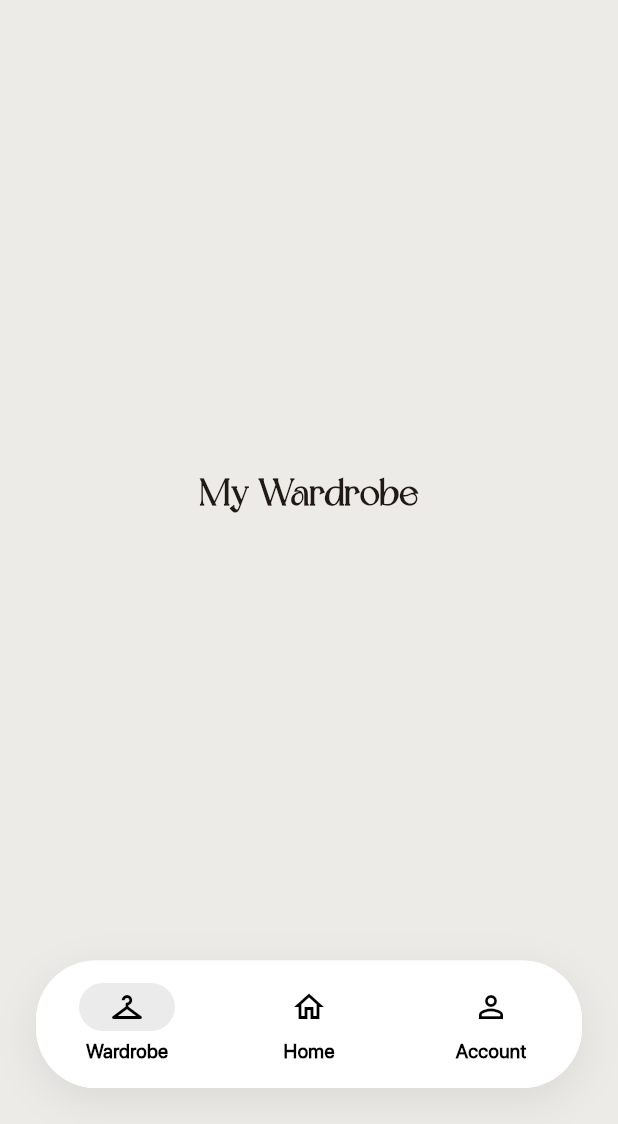
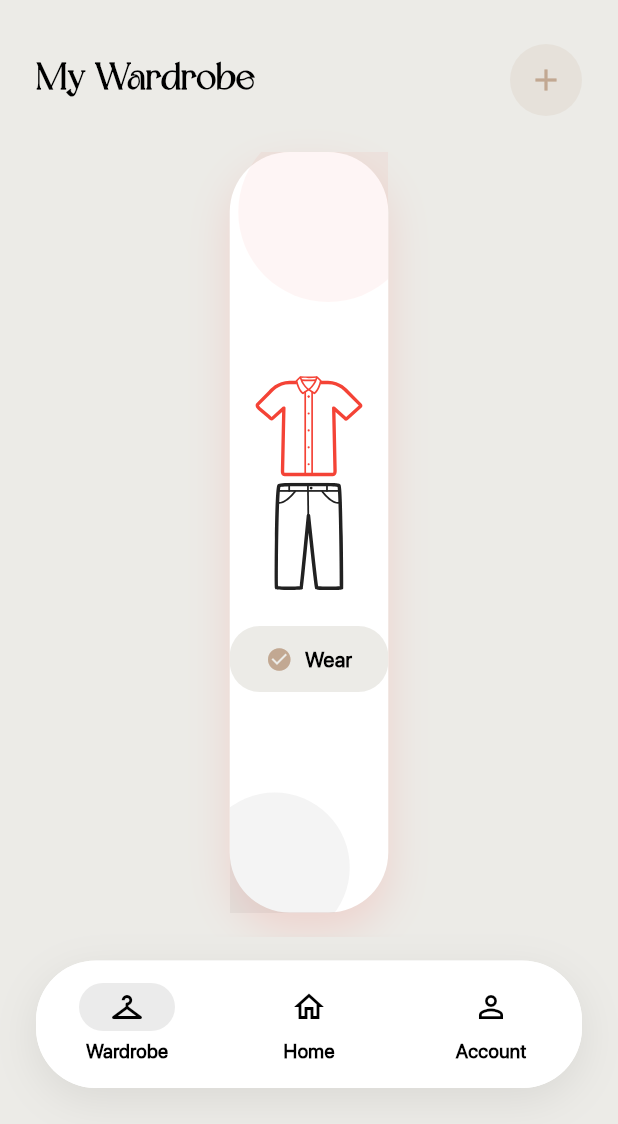
Before and after one commit to suupreme/swaggyy, a Flutter app: the screen it shows after launch, on a phone screen of 412 x 824 dp, the part 112-1236 px from its top. Run offline on Flutter 3.47's test engine with Material 3 defaults, Android fonts, the phone set to English and light mode, and no system bars; drawn by our look-alikes of carousel_slider; our stand-ins replace flutter_svg, google_fonts, material_symbols_icons.

Commit message:
make wardrobe screen. add cards and carousel. add svg files

```diff
--- a/client/lib/main.dart
+++ b/client/lib/main.dart
@@ -1,8 +1,10 @@
 import 'package:flutter/material.dart';
 import 'theme/app_colors.dart';
 import 'screens/ootd_screen.dart';
+import 'screens/wardrobe_screen.dart';
 import 'package:google_fonts/google_fonts.dart';
 import 'package:material_symbols_icons/material_symbols_icons.dart';
+import 'package:flutter_svg/flutter_svg.dart';
 
 void main() {
   runApp(const SwaggyyApp());
@@ -42,16 +44,7 @@ class _HomeScreenState extends State<HomeScreen> {
 
   // The content for each of the three tabs
   static const List<Widget> _pages = <Widget>[
-    Center(
-      child: Text(
-        'My Wardrobe',
-        style: TextStyle(
-          fontFamily: 'Dream-Avenue',
-          fontSize: 24,
-          fontWeight: FontWeight.bold,
-        ),
-      ),
-    ),
+    WardrobeScreen(),
     OotdScreen(),
     Center(
       child: Text(
@@ -170,10 +163,10 @@ class _HomeScreenState extends State<HomeScreen> {
             borderRadius: BorderRadius.circular(40),
             child: NavigationBarTheme(
               data: NavigationBarThemeData(
-                iconTheme: MaterialStateProperty.all(
+                iconTheme: WidgetStateProperty.all(
                   const IconThemeData(color: AppColors.textPrimary),
                 ),
-                labelTextStyle: MaterialStateProperty.all(
+                labelTextStyle: WidgetStateProperty.all(
                   const TextStyle(
                     fontFamily: 'SF',
                     fontSize: 13,
--- a/client/lib/screens/ootd_screen.dart
+++ b/client/lib/screens/ootd_screen.dart
@@ -1,6 +1,6 @@
 import 'package:flutter/material.dart';
 import '../theme/app_colors.dart';
-import 'package:google_fonts/google_fonts.dart';
+import 'package:flutter_svg/flutter_svg.dart';
 
 class OotdScreen extends StatefulWidget {
   const OotdScreen({super.key});
--- /dev/null
+++ b/client/lib/screens/wardrobe_screen.dart
@@ -0,0 +1,271 @@
+import 'package:flutter/material.dart';
+import '../widgets/tinted_silhouette.dart';
+import '../theme/app_colors.dart';
+import 'package:carousel_slider/carousel_slider.dart';
+
+// Port 1: A data model representing the outfit.
+// Coworkers can replace this or map their backend data to it.
+class OutfitModel {
+  final int shirtR;
+  final int shirtG;
+  final int shirtB;
+  final int pantsR;
+  final int pantsG;
+  final int pantsB;
+
+  const OutfitModel({
+    required this.shirtR,
+    required this.shirtG,
+    required this.shirtB,
+    required this.pantsR,
+    required this.pantsG,
+    required this.pantsB,
+  });
+
+  Color get shirtColor => Color.fromRGBO(shirtR, shirtG, shirtB, 1.0);
+  Color get pantsColor => Color.fromRGBO(pantsR, pantsG, pantsB, 1.0);
+}
+
+class WardrobeScreen extends StatefulWidget {
+  // Port 2: Pass down the data from a parent or state manager here.
+  // Set to null to show dummy data, or an empty list [] to show the empty state.
+  final List<OutfitModel>? outfits;
+
+  // Port 3: A callback triggered when the user wants to fetch data manually, or when screen loads.
+  final VoidCallback? onFetchData;
+
+  const WardrobeScreen({super.key, this.outfits, this.onFetchData});
+
+  @override
+  State<WardrobeScreen> createState() => _WardrobeScreenState();
+}
+
+class _WardrobeScreenState extends State<WardrobeScreen> {
+  // Dummy values for MVP until backend is connected.
+  final List<OutfitModel> _dummyData = [
+    const OutfitModel(
+      shirtR: 244,
+      shirtG: 67,
+      shirtB: 54,
+      pantsR: 33,
+      pantsG: 33,
+      pantsB: 33,
+    ), // Red top, dark pants
+    const OutfitModel(
+      shirtR: 100,
+      shirtG: 181,
+      shirtB: 246,
+      pantsR: 238,
+      pantsG: 238,
+      pantsB: 238,
+    ), // Light blue top, white pants
+    const OutfitModel(
+      shirtR: 76,
+      shirtG: 175,
+      shirtB: 80,
+      pantsR: 121,
+      pantsG: 85,
+      pantsB: 72,
+    ), // Green top, brown pants
+    const OutfitModel(
+      shirtR: 255,
+      shirtG: 193,
+      shirtB: 7,
+      pantsR: 21,
+      pantsG: 101,
+      pantsB: 192,
+    ), // Yellow top, blue pants
+  ];
+
+  @override
+  void initState() {
+    super.initState();
+
+    // Call Port 3 gracefully if needed
+    if (widget.onFetchData != null) {
+      widget.onFetchData!();
+    }
+  }
+
+  @override
+  void dispose() {
+    super.dispose();
+  }
+
+  @override
+  Widget build(BuildContext context) {
+    // If widget.outfits is explicitly [], display empty state.
+    // Otherwise fallback to dummy data for demonstration.
+    final items = widget.outfits ?? _dummyData;
+
+    if (items.isEmpty) {
+      return Center(
+        child: Column(
+          mainAxisAlignment: MainAxisAlignment.center,
+          children: [
+            Icon(
+              Icons.checkroom_rounded,
+              size: 80,
+              color: Colors.grey.shade400,
+            ),
+            const SizedBox(height: 16),
+            Text(
+              "No outfits saved yet.\nConnect to back-end to load wardrobe!",
+              textAlign: TextAlign.center,
+              style: TextStyle(
+                fontFamily: 'SF',
+                fontSize: 16,
+                fontWeight: FontWeight.w500,
+                color: Colors.grey.shade600,
+              ),
+            ),
+          ],
+        ),
+      );
+    }
+
+    return Column(
+      crossAxisAlignment: CrossAxisAlignment.stretch,
+      children: [
+        Padding(
+          padding: const EdgeInsets.symmetric(horizontal: 24.0, vertical: 8.0),
+          child: Row(
+            mainAxisAlignment: MainAxisAlignment.spaceBetween,
+            children: [
+              const Text(
+                "My Wardrobe",
+                style: TextStyle(
+                  fontFamily: 'Dream-Avenue',
+                  fontSize: 24,
+                  fontWeight: FontWeight.bold,
+                  color: AppColors.textPrimary,
+                ),
+              ),
+              Container(
+                decoration: BoxDecoration(
+                  color: AppColors.primary.withOpacity(0.15),
+                  shape: BoxShape.circle,
+                ),
+                child: IconButton(
+                  icon: const Icon(Icons.add, color: AppColors.primary),
+                  onPressed: () {
+                    // Future backend port: Add outfit
+                  },
+                ),
+              ),
+            ],
+          ),
+        ),
+        Expanded(
+          child: CarouselSlider.builder(
+            itemCount: items.length,
+            options: CarouselOptions(
+              height: double.infinity,
+              viewportFraction: 0.85,
+              enlargeCenterPage: true,
+              autoPlay: true,
+              autoPlayInterval: const Duration(seconds: 4),
+              autoPlayCurve: Curves.fastOutSlowIn,
+            ),
+            itemBuilder: (context, index, realIndex) {
+              return _buildWardrobeCard(items[index], index);
+            },
+          ),
+        ),
+        const SizedBox(height: 16),
+      ],
+    );
+  }
+
+  Widget _buildWardrobeCard(OutfitModel outfit, int index) {
+    return Container(
+      margin: const EdgeInsets.symmetric(vertical: 16.0),
+      decoration: BoxDecoration(
+        color: Colors.white,
+        borderRadius: BorderRadius.circular(40),
+        boxShadow: [
+          BoxShadow(
+            color: outfit.shirtColor.withOpacity(0.15),
+            blurRadius: 24,
+            offset: const Offset(0, 12),
+          ),
+        ],
+      ),
+      child: Stack(
+        alignment: Alignment.center,
+        children: [
+          // Background subtle decoration
+          Positioned(
+            top: -20,
+            right: -20,
+            child: CircleAvatar(
+              radius: 60,
+              backgroundColor: outfit.shirtColor.withOpacity(0.05),
+            ),
+          ),
+          Positioned(
+            bottom: -20,
+            left: -20,
+            child: CircleAvatar(
+              radius: 50,
+              backgroundColor: outfit.pantsColor.withOpacity(0.05),
+            ),
+          ),
+          // Content
+          Column(
+            mainAxisAlignment: MainAxisAlignment.center,
+            children: [
+              TintedSilhouette(
+                shirtColor: outfit.shirtColor,
+                pantsColor: outfit.pantsColor,
+                size: 130, // Reduced size further to fully prevent overflow on small vertical constraints
+              ),
+              const SizedBox(height: 24),
+              GestureDetector(
+                onTap: () {
+                  setState(() {
+                    if (widget.outfits != null) {
+                      widget.outfits!.removeAt(index);
+                    } else {
+                      _dummyData.removeAt(index);
+                    }
+                  });
+                },
+                child: Container(
+                  padding: const EdgeInsets.symmetric(
+                    horizontal: 24,
+                    vertical: 12,
+                  ),
+                  decoration: BoxDecoration(
+                    color: AppColors.background,
+                    borderRadius: BorderRadius.circular(20),
+                  ),
+                  child: const Row(
+                    mainAxisSize: MainAxisSize.min,
+                    children: [
+                      Icon(
+                        Icons.check_circle,
+                        size: 18,
+                        color: AppColors.primary,
+                      ),
+                      SizedBox(width: 8),
+                      Text(
+                        'Wear',
+                        style: TextStyle(
+                          fontFamily: 'SF',
+                          fontSize: 14,
+                          fontWeight: FontWeight.w700,
+                          color: AppColors.textPrimary,
+                        ),
+                      ),
+                    ],
+                  ),
+                ),
+              ),
+            ],
+          ),
+        ],
+      ),
+    );
+  }
+}
--- /dev/null
+++ b/client/lib/widgets/tinted_silhouette.dart
@@ -0,0 +1,44 @@
+import 'package:flutter/material.dart';
+import 'package:flutter_svg/flutter_svg.dart';
+
+class TintedSilhouette extends StatelessWidget {
+  /// The color to tint the t-shirt
+  final Color shirtColor;
+
+  /// The color to tint the pants
+  final Color pantsColor;
+
+  /// The overall visual scale of the outfit icon
+  final double size;
+
+  const TintedSilhouette({
+    super.key,
+    required this.shirtColor,
+    required this.pantsColor,
+    this.size = 120.0,
+  });
+
+  @override
+  Widget build(BuildContext context) {
+    return Column(
+      mainAxisSize: MainAxisSize.min,
+      crossAxisAlignment: CrossAxisAlignment.center,
+      children: [
+        // Top: T-Shirt
+        SvgPicture.asset(
+          'assets/images/shirt-svgrepo-com.svg',
+          height: size * 0.55, // Proportional sizing for the top
+          colorFilter: ColorFilter.mode(shirtColor, BlendMode.srcIn),
+        ),
+        // A minimal gap between the shirt and pants
+        const SizedBox(height: 2),
+        // Bottom: Pants
+        SvgPicture.asset(
+          'assets/images/pants-svgrepo-com.svg',
+          height: size * 0.55, // Pants generally appear longer
+          colorFilter: ColorFilter.mode(pantsColor, BlendMode.srcIn),
+        ),
+      ],
+    );
+  }
+}
```
Also changed, not shown: client/pubspec.yaml (+5 -3 lines), client/assets/images/jacket-svgrepo-com.svg (added), client/assets/images/pants-svgrepo-com.svg (added), client/assets/images/shirt-svgrepo-com.svg (added), client/assets/images/shorts-svgrepo-com.svg (added), client/pubspec.lock.
